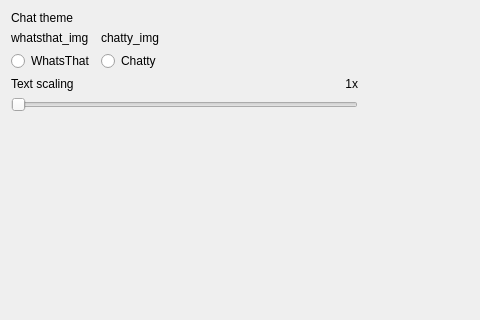
Qt form src/settings.ui (maemo-leste/conversations) before a commit; both pictures show x 0 to 480 and y 0 to 320 of the 716 by 654 pixel window.
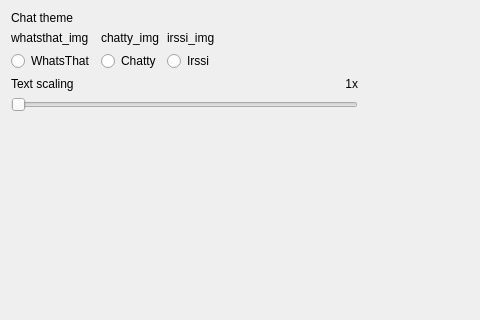
The same form after that commit. Icons and pictures are not drawn.

Commit message: irssi chat theme

Patch:
```diff
--- a/src/settings.ui
+++ b/src/settings.ui
@@ -24,7 +24,7 @@
     <normaloff>:/assets/images/appicons/64x64.png</normaloff>:/assets/images/appicons/64x64.png</iconset>
   </property>
   <widget class="QWidget" name="centralWidget">
-   <layout class="QVBoxLayout" name="verticalLayout_4">
+   <layout class="QVBoxLayout" name="verticalLayout_5">
     <item>
      <widget class="QLabel" name="label">
       <property name="text">
@@ -76,6 +76,27 @@
         </item>
        </layout>
       </item>
+      <item>
+       <layout class="QVBoxLayout" name="verticalLayout_4">
+        <item>
+         <widget class="QLabel" name="label_irssi_img">
+          <property name="text">
+           <string>irssi_img</string>
+          </property>
+         </widget>
+        </item>
+        <item>
+         <widget class="QRadioButton" name="radio_theme_irssi">
+          <property name="text">
+           <string>Irssi</string>
+          </property>
+          <attribute name="buttonGroup">
+           <string notr="true">themeRadioGroup</string>
+          </attribute>
+         </widget>
+        </item>
+       </layout>
+      </item>
       <item>
        <spacer name="horizontalSpacer">
         <property name="orientation">
```
The commit also changes 11 other files.
